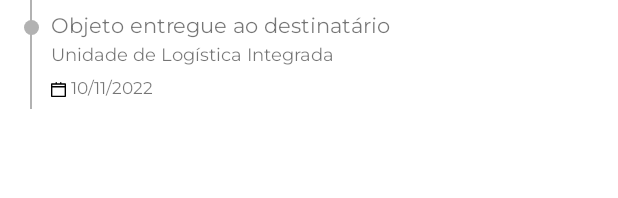
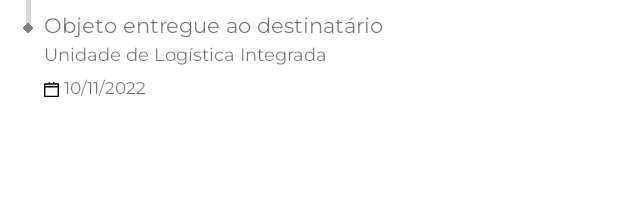
Before and after one commit to IsaqueNogueira/Gerenciador, an Android app: the layout item_rastreio.xml on its own in the app's theme, with its tools: preview values and no code run, on a phone screen of 412 x 824 dp. Shown: the top 198 px of the screen. Run offline under Robolectric (Android 15) with nearby library versions, the phone set to English and light mode, and no system bars.

```diff
--- a/app/build.gradle
+++ b/app/build.gradle
@@ -56,6 +56,7 @@ dependencies {
     implementation platform('com.google.firebase:firebase-bom:31.1.0')
     implementation 'com.google.firebase:firebase-firestore'
     implementation 'com.google.firebase:firebase-auth'
+    implementation 'com.google.firebase:firebase-messaging:23.1.1'
 
     implementation "androidx.lifecycle:lifecycle-runtime-ktx:$lifecycle_version"
     implementation("org.jetbrains.kotlinx:kotlinx-serialization-json:1.4.1")
--- a/app/src/main/AndroidManifest.xml
+++ b/app/src/main/AndroidManifest.xml
@@ -5,6 +5,7 @@
 
     <uses-permission android:name="android.permission.INTERNET" />
     <uses-permission android:name="android.permission.ACCESS_NETWORK_STATE" />
+    <uses-permission android:name="android.permission.ACCESS_WIFI_STATE"/>
 
     <application
         android:allowBackup="true"
@@ -38,6 +39,7 @@
         <meta-data
             android:name="preloaded_fonts"
             android:resource="@array/preloaded_fonts" />
+
     </application>
 
 </manifest>
--- a/app/src/main/java/com/example/gerenciadordeencomendas/ui/activity/EncomendasActivity.kt
+++ b/app/src/main/java/com/example/gerenciadordeencomendas/ui/activity/EncomendasActivity.kt
@@ -9,6 +9,7 @@ import com.example.gerenciadordeencomendas.model.Encomenda
 import com.example.gerenciadordeencomendas.ui.activity.extensions.transacaoFragment
 import com.example.gerenciadordeencomendas.ui.activity.fragment.DetalheEncomendaFragment
 import com.example.gerenciadordeencomendas.ui.activity.fragment.ListaEncomendasFragment
+import com.example.gerenciadordeencomendas.utils.verificaConexao
 
 private const val TAG_DETALHE_ENCOMENDA = "detalhe_encomenda"
 class EncomendasActivity : AppCompatActivity() {
@@ -22,6 +23,7 @@ class EncomendasActivity : AppCompatActivity() {
         if (supportFragmentManager.findFragmentByTag(TAG_DETALHE_ENCOMENDA) != null){
             supportActionBar?.hide()
         }
+
     }
 
     init {
@@ -34,6 +36,7 @@ class EncomendasActivity : AppCompatActivity() {
                 }
                 is DetalheEncomendaFragment ->{
                     configuraDetalheEncomendaFragment(fragment)
+                    verificaConexao()
                 }
             }
 
--- /dev/null
+++ b/app/src/main/res/drawable/ic_wifi.xml
@@ -0,0 +1,5 @@
+<vector android:height="90dp" android:tint="#FFFFFF"
+    android:viewportHeight="24" android:viewportWidth="24"
+    android:width="90dp" xmlns:android="http://schemas.android.com/apk/res/android">
+    <path android:fillColor="@android:color/white" android:pathData="M23.64,7c-0.45,-0.34 -4.93,-4 -11.64,-4 -1.5,0 -2.89,0.19 -4.15,0.48L18.18,13.8 23.64,7zM17.04,15.22L3.27,1.44 2,2.72l2.05,2.06C1.91,5.76 0.59,6.82 0.36,7l11.63,14.49 0.01,0.01 0.01,-0.01 3.9,-4.86 3.32,3.32 1.27,-1.27 -3.46,-3.46z"/>
+</vector>
--- a/app/src/main/res/drawable/view_circular_cinza.xml
+++ b/app/src/main/res/drawable/view_circular_cinza.xml
@@ -1,5 +1,4 @@
 <?xml version="1.0" encoding="utf-8"?>
 <shape xmlns:android="http://schemas.android.com/apk/res/android">
-    <solid android:color="@color/cinza_fraco"/>
-    <corners android:radius="100dp"/>
+    <solid android:color="@color/cinza_medio"/>
 </shape>
--- a/app/src/main/res/drawable/view_circular_preto.xml
+++ b/app/src/main/res/drawable/view_circular_preto.xml
@@ -1,5 +1,4 @@
 <?xml version="1.0" encoding="utf-8"?>
 <shape xmlns:android="http://schemas.android.com/apk/res/android">
-    <solid android:color="@color/black"/>
-    <corners android:radius="100dp"/>
+    <solid android:color="#455a64"/>
 </shape>
--- a/app/src/main/res/layout/item_rastreio.xml
+++ b/app/src/main/res/layout/item_rastreio.xml
@@ -16,26 +16,38 @@
         android:layout_width="match_parent"
         android:layout_height="match_parent">
 
+
         <View
             android:id="@+id/item_rastreio_linha_do_tempo"
-            android:layout_width="1dp"
+            android:layout_width="3dp"
             android:layout_height="0dp"
-            android:layout_marginStart="16dp"
             android:background="@color/cinza_fraco"
+            app:layout_constraintBottom_toBottomOf="@id/item_rastreio_linha_do_tempo_circulo"
+            app:layout_constraintEnd_toEndOf="@id/item_rastreio_linha_do_tempo_circulo"
+            app:layout_constraintStart_toStartOf="@id/item_rastreio_linha_do_tempo_circulo"
+            app:layout_constraintTop_toTopOf="parent" />
+        <View
+            android:id="@+id/item_rastreio_linha_do_tempo2"
+            android:layout_width="3dp"
+            android:layout_height="0dp"
+            android:background="@color/cinza_fraco"
+            app:layout_constraintTop_toBottomOf="@id/item_rastreio_linha_do_tempo_circulo"
+            app:layout_constraintStart_toStartOf="@id/item_rastreio_linha_do_tempo_circulo"
+            app:layout_constraintEnd_toEndOf="@id/item_rastreio_linha_do_tempo_circulo"
             app:layout_constraintBottom_toBottomOf="parent"
-            app:layout_constraintEnd_toEndOf="parent"
-            app:layout_constraintHorizontal_bias="0.0"
-            app:layout_constraintStart_toStartOf="parent"
-            app:layout_constraintTop_toTopOf="parent" />
+            android:visibility="gone"
+            />
 
         <View
             android:id="@+id/item_rastreio_linha_do_tempo_circulo"
-            android:layout_width="10dp"
-            android:layout_height="10dp"
+            android:layout_width="5dp"
+            android:layout_height="5dp"
             android:background="@drawable/view_circular_cinza"
+            android:rotation="45"
             app:layout_constraintBottom_toBottomOf="@id/item_rastreio_status"
-            app:layout_constraintEnd_toEndOf="@id/item_rastreio_linha_do_tempo"
-            app:layout_constraintStart_toStartOf="@id/item_rastreio_linha_do_tempo"
+            app:layout_constraintEnd_toEndOf="parent"
+            app:layout_constraintHorizontal_bias="0.03"
+            app:layout_constraintStart_toStartOf="parent"
             app:layout_constraintTop_toTopOf="@id/item_rastreio_status" />
 
         <TextView
--- a/app/src/main/res/layout/lista_encomendas.xml
+++ b/app/src/main/res/layout/lista_encomendas.xml
@@ -28,10 +28,9 @@
         android:id="@+id/lista_encomenda_recyclerview"
         android:layout_width="0dp"
         android:layout_height="0dp"
-        android:layout_marginTop="10dp"
         android:layout_marginBottom="10dp"
+        app:layout_constraintBottom_toBottomOf="parent"
         app:layoutManager="androidx.recyclerview.widget.LinearLayoutManager"
-        app:layout_constraintBottom_toBottomOf="parent"
         app:layout_constraintEnd_toEndOf="parent"
         app:layout_constraintStart_toStartOf="parent"
         app:layout_constraintTop_toTopOf="parent"
--- a/app/src/main/res/values/colors.xml
+++ b/app/src/main/res/values/colors.xml
@@ -7,8 +7,8 @@
     <color name="teal_700">#FF018786</color>
     <color name="black">#FF000000</color>
     <color name="white">#FFFFFFFF</color>
-    <color name="cinza_fraco">#b2b2b2</color>
-    <color name="cinza_medio">#555555</color>
+    <color name="cinza_fraco">#D6D6D6</color>
+    <color name="cinza_medio">#7E7E7E</color>
     <color name="cinza_claro">#f7f7f7</color>
     <color name="green_entrege">#54B435</color>
 </resources>
```
Also changed, not shown: app/src/main/java/com/example/gerenciadordeencomendas/adapters/DetalheEncomendaAdapter.kt (+12 -8 lines), app/src/main/java/com/example/gerenciadordeencomendas/adapters/ListaEncomendasAdapter.kt (+15 -13 lines), app/src/main/java/com/example/gerenciadordeencomendas/repository/Repository.kt (+9 -7 lines), app/src/main/java/com/example/gerenciadordeencomendas/ui/activity/fragment/DetalheEncomendaFragment.kt (+20 -13 lines), app/src/main/java/com/example/gerenciadordeencomendas/ui/activity/fragment/ListaEncomendasFragment.kt (+13 -11 lines), app/src/main/java/com/example/gerenciadordeencomendas/ui/activity/viewmodel/DetalheEncomendaViewModel.kt (+9 -6 lines), app/src/main/java/com/example/gerenciadordeencomendas/ui/activity/viewmodel/ListaEncomendasViewModel.kt (+5 -3 lines), app/src/main/java/com/example/gerenciadordeencomendas/utils/NetworkChecker.kt (+25 -27 lines), app/src/main/res/layout/alert_dialog_sem_conexao.xml (added, +58 -0 lines), app/src/main/res/layout/item_encomenda.xml (+4 -6 lines).
